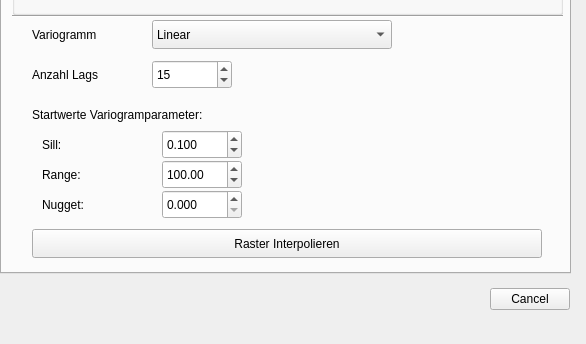
Above: Optimierung.ui from FARMWISSEN/OFE-Datenfusion before the change; both pictures show x 0 to 586 and y 387 to 731 of the 586 by 731 pixel window. Below: the same form after it.
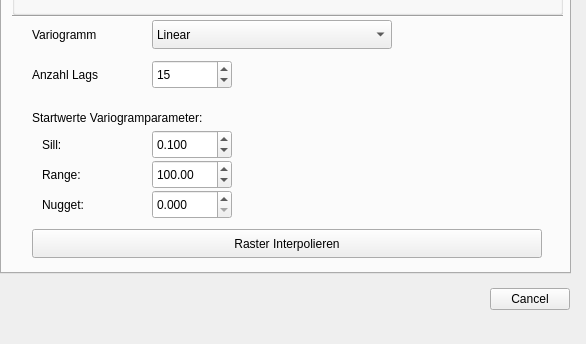
That is the form after the change. Custom widgets are drawn as their Qt base class.

Commit message: feat: hide range parameter when linear variogram model is selected

```diff
--- a/Optimierung.ui
+++ b/Optimierung.ui
@@ -325,7 +325,7 @@
        <property name="geometry">
         <rect>
          <x>20</x>
-         <y>90</y>
+         <y>93</y>
          <width>221</width>
          <height>29</height>
         </rect>
@@ -350,7 +350,7 @@
       <widget class="QDoubleSpinBox" name="doubleSpinBox_sill">
        <property name="geometry">
         <rect>
-         <x>150</x>
+         <x>140</x>
          <y>120</y>
          <width>80</width>
          <height>29</height>
@@ -382,7 +382,7 @@
       <widget class="QDoubleSpinBox" name="doubleSpinBox_range">
        <property name="geometry">
         <rect>
-         <x>150</x>
+         <x>140</x>
          <y>150</y>
          <width>80</width>
          <height>29</height>
@@ -411,7 +411,7 @@
       <widget class="QDoubleSpinBox" name="doubleSpinBox_nugget">
        <property name="geometry">
         <rect>
-         <x>150</x>
+         <x>140</x>
          <y>180</y>
          <width>80</width>
          <height>29</height>
@@ -430,20 +430,20 @@
       <widget class="QWidget" name="page_kriging" native="true">
        <property name="geometry">
         <rect>
-         <x>400</x>
-         <y>100</y>
-         <width>141</width>
-         <height>110</height>
+         <x>390</x>
+         <y>99</y>
+         <width>151</width>
+         <height>111</height>
         </rect>
        </property>
       </widget>
       <widget class="QWidget" name="page_kriging_3" native="true">
        <property name="geometry">
         <rect>
-         <x>240</x>
-         <y>100</y>
-         <width>141</width>
-         <height>110</height>
+         <x>230</x>
+         <y>99</y>
+         <width>151</width>
+         <height>111</height>
         </rect>
        </property>
       </widget>
```
Left out of the diff: 20 changed lines with no effect on the pictures. The commit also changes 2 other files.
